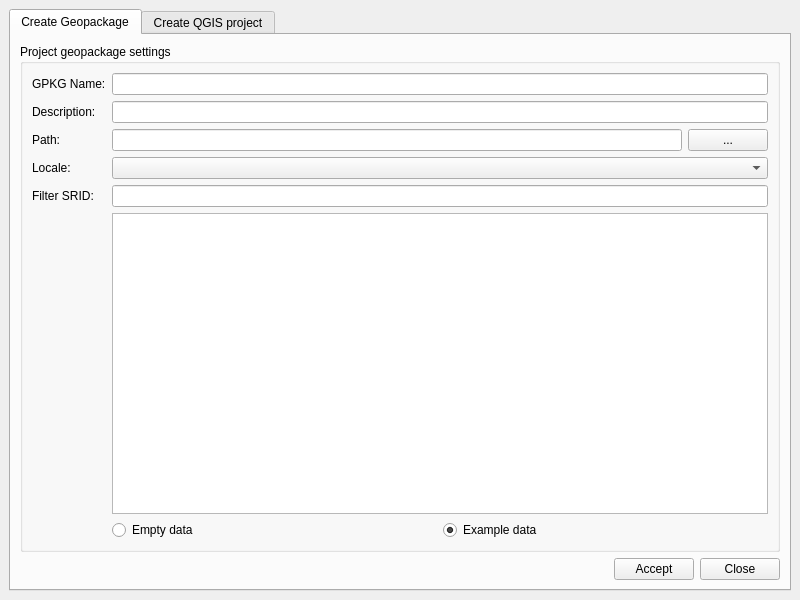
This is core/ui/admin/admin_ui.ui in ibergis/ibergis_qgis_plugin as Qt 5 draws it before an edit. The edited form follows.
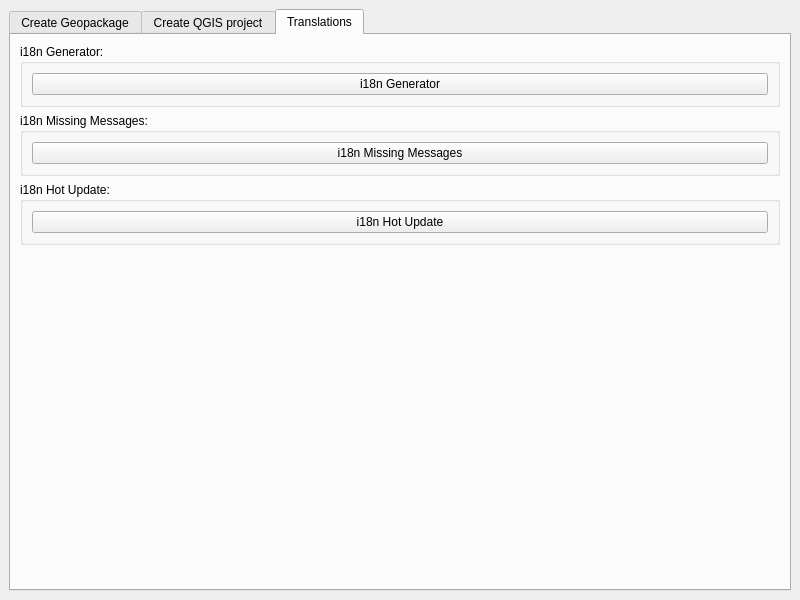
This is the edited form. The open tabs and pages were chosen to show the change.

Commit message: fix(i18n): Change how messages are written

```diff
--- a/core/ui/admin/admin_ui.ui
+++ b/core/ui/admin/admin_ui.ui
@@ -17,8 +17,11 @@
    <layout class="QGridLayout" name="gridLayout_6">
     <item row="0" column="0">
      <layout class="QGridLayout" name="gridLayout">
-      <item row="0" column="0">
-       <widget class="QTabWidget" name="tabWidget">
+      <item row="1" column="0">
+       <widget class="QTabWidget" name="tab_main">
+        <property name="toolTip">
+         <string>&lt;html&gt;&lt;head/&gt;&lt;body&gt;&lt;p&gt;&lt;br/&gt;&lt;/p&gt;&lt;/body&gt;&lt;/html&gt;</string>
+        </property>
         <property name="currentIndex">
          <number>0</number>
         </property>
@@ -324,6 +327,74 @@
           </item>
          </layout>
         </widget>
+        <widget class="QWidget" name="tab_i18n">
+         <attribute name="title">
+          <string>Translations</string>
+         </attribute>
+         <layout class="QVBoxLayout" name="verticalLayout_2">
+          <item>
+           <widget class="QGroupBox" name="groupBox_2">
+            <property name="title">
+             <string>i18n Generator:</string>
+            </property>
+            <layout class="QVBoxLayout" name="verticalLayout_3">
+             <item>
+              <widget class="QPushButton" name="btn_translation">
+               <property name="text">
+                <string>i18n Generator</string>
+               </property>
+              </widget>
+             </item>
+            </layout>
+           </widget>
+          </item>
+          <item>
+           <widget class="QGroupBox" name="groupBox_3">
+            <property name="title">
+             <string>i18n Missing Messages:</string>
+            </property>
+            <layout class="QVBoxLayout" name="verticalLayout_5">
+             <item>
+              <widget class="QPushButton" name="btn_i18n">
+               <property name="text">
+                <string>i18n Missing Messages</string>
+               </property>
+              </widget>
+             </item>
+            </layout>
+           </widget>
+          </item>
+          <item>
+           <widget class="QGroupBox" name="groupBox_4">
+            <property name="title">
+             <string>i18n Hot Update:</string>
+            </property>
+            <layout class="QVBoxLayout" name="verticalLayout_4">
+             <item>
+              <widget class="QPushButton" name="btn_update_translation">
+               <property name="text">
+                <string>i18n Hot Update</string>
+               </property>
+              </widget>
+             </item>
+            </layout>
+           </widget>
+          </item>
+          <item>
+           <spacer name="verticalSpacer">
+            <property name="orientation">
+             <enum>Qt::Vertical</enum>
+            </property>
+            <property name="sizeHint" stdset="0">
+             <size>
+              <width>20</width>
+              <height>313</height>
+             </size>
+            </property>
+           </spacer>
+          </item>
+         </layout>
+        </widget>
        </widget>
       </item>
      </layout>
```
The commit also changes 65 other files.
